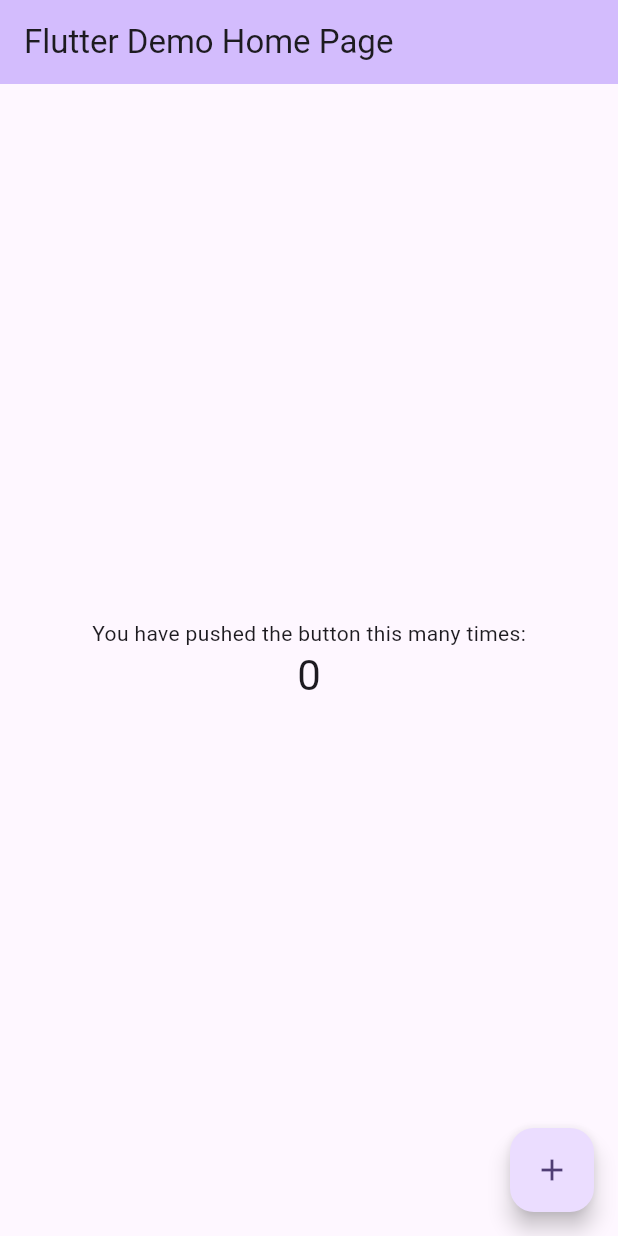
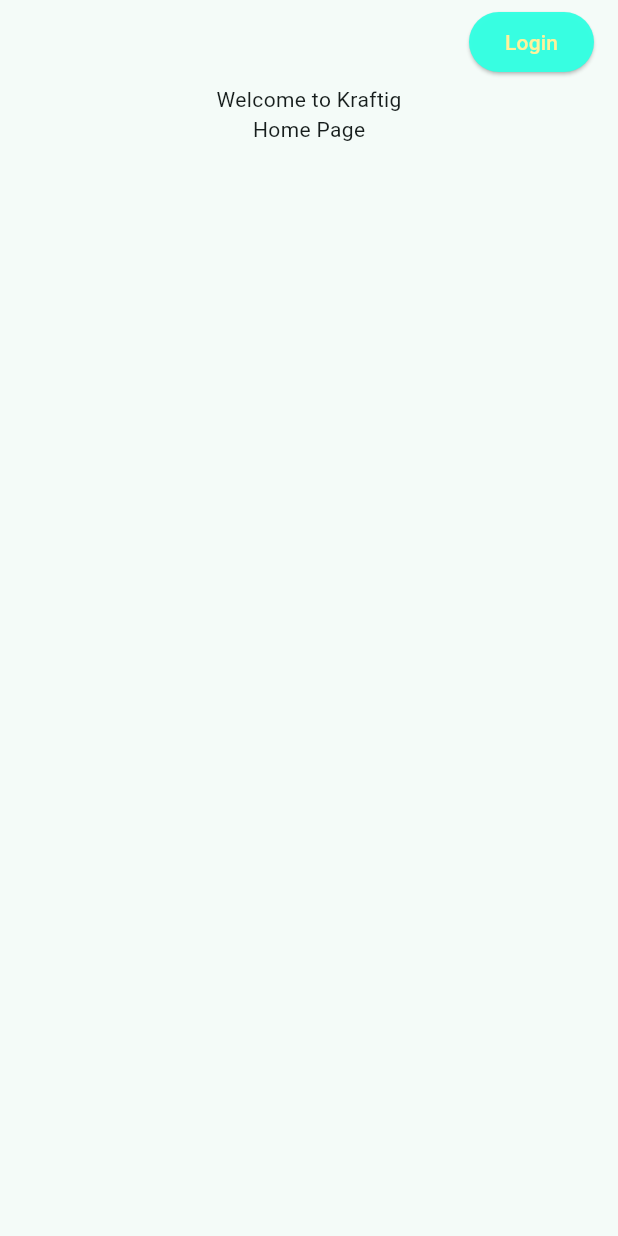
Before and after one commit to aibar-pro/Kraftig, a Flutter app: the screen it shows after launch, on a phone screen of 412 x 824 dp. Run offline on Flutter 3.47's test engine with Material 3 defaults, Android fonts, the phone set to English and light mode, and no system bars.

Commit message:
Added login view

```diff
--- a/lib/main.dart
+++ b/lib/main.dart
@@ -1,4 +1,7 @@
 import 'package:flutter/material.dart';
+
+import 'views/home_view.dart';
+import 'views/login_view.dart';
 
 void main() {
   runApp(const MyApp());
@@ -7,119 +10,18 @@ void main() {
 class MyApp extends StatelessWidget {
   const MyApp({super.key});
 
-  // This widget is the root of your application.
   @override
   Widget build(BuildContext context) {
     return MaterialApp(
       title: 'Flutter Demo',
       theme: ThemeData(
-        // This is the theme of your application.
-        //
-        // TRY THIS: Try running your application with "flutter run". You'll see
-        // the application has a purple toolbar. Then, without quitting the app,
-        // try changing the seedColor in the colorScheme below to Colors.green
-        // and then invoke "hot reload" (save your changes or press the "hot
-        // reload" button in a Flutter-supported IDE, or press "r" if you used
-        // the command line to start the app).
-        //
-        // Notice that the counter didn't reset back to zero; the application
-        // state is not lost during the reload. To reset the state, use hot
-        // restart instead.
-        //
-        // This works for code too, not just values: Most code changes can be
-        // tested with just a hot reload.
-        colorScheme: ColorScheme.fromSeed(seedColor: Colors.deepPurple),
+        colorScheme: ColorScheme.fromSeed(seedColor: Colors.teal),
         useMaterial3: true,
       ),
-      home: const MyHomePage(title: 'Flutter Demo Home Page'),
+      home: HomeView(),
+      routes: {
+        '/login':(context) => LoginView()
+      },
     );
   }
 }
-
-class MyHomePage extends StatefulWidget {
-  const MyHomePage({super.key, required this.title});
-
-  // This widget is the home page of your application. It is stateful, meaning
-  // that it has a State object (defined below) that contains fields that affect
-  // how it looks.
-
-  // This class is the configuration for the state. It holds the values (in this
-  // case the title) provided by the parent (in this case the App widget) and
-  // used by the build method of the State. Fields in a Widget subclass are
-  // always marked "final".
-
-  final String title;
-
-  @override
-  State<MyHomePage> createState() => _MyHomePageState();
-}
-
-class _MyHomePageState extends State<MyHomePage> {
-  int _counter = 0;
-
-  void _incrementCounter() {
-    setState(() {
-      // This call to setState tells the Flutter framework that something has
-      // changed in this State, which causes it to rerun the build method below
-      // so that the display can reflect the updated values. If we changed
-      // _counter without calling setState(), then the build method would not be
-      // called again, and so nothing would appear to happen.
-      _counter++;
-    });
-  }
-
-  @override
-  Widget build(BuildContext context) {
-    // This method is rerun every time setState is called, for instance as done
-    // by the _incrementCounter method above.
-    //
-    // The Flutter framework has been optimized to make rerunning build methods
-    // fast, so that you can just rebuild anything that needs updating rather
-    // than having to individually change instances of widgets.
-    return Scaffold(
-      appBar: AppBar(
-        // TRY THIS: Try changing the color here to a specific color (to
-        // Colors.amber, perhaps?) and trigger a hot reload to see the AppBar
-        // change color while the other colors stay the same.
-        backgroundColor: Theme.of(context).colorScheme.inversePrimary,
-        // Here we take the value from the MyHomePage object that was created by
-        // the App.build method, and use it to set our appbar title.
-        title: Text(widget.title),
-      ),
-      body: Center(
-        // Center is a layout widget. It takes a single child and positions it
-        // in the middle of the parent.
-        child: Column(
-          // Column is also a layout widget. It takes a list of children and
-          // arranges them vertically. By default, it sizes itself to fit its
-          // children horizontally, and tries to be as tall as its parent.
-          //
-          // Column has various properties to control how it sizes itself and
-          // how it positions its children. Here we use mainAxisAlignment to
-          // center the children vertically; the main axis here is the vertical
-          // axis because Columns are vertical (the cross axis would be
-          // horizontal).
-          //
-          // TRY THIS: Invoke "debug painting" (choose the "Toggle Debug Paint"
-          // action in the IDE, or press "p" in the console), to see the
-          // wireframe for each widget.
-          mainAxisAlignment: MainAxisAlignment.center,
-          children: <Widget>[
-            const Text(
-              'You have pushed the button this many times:',
-            ),
-            Text(
-              '$_counter',
-              style: Theme.of(context).textTheme.headlineMedium,
-            ),
-          ],
-        ),
-      ),
-      floatingActionButton: FloatingActionButton(
-        onPressed: _incrementCounter,
-        tooltip: 'Increment',
-        child: const Icon(Icons.add),
-      ), // This trailing comma makes auto-formatting nicer for build methods.
-    );
-  }
-}
--- /dev/null
+++ b/lib/view_models/home_view_model.dart
@@ -0,0 +1,5 @@
+import 'package:flutter/material.dart';
+
+class HomeViewModel extends ChangeNotifier {
+
+}
--- a/lib/view_models/login_view_model.dart
+++ b/lib/view_models/login_view_model.dart
@@ -13,4 +13,8 @@ class LoginViewModel extends ChangeNotifier {
     _password = password;
     notifyListeners();
   }
+
+  Future<bool> login() async {
+    return _email == 'user@example.com' && _password == 'password123';
+  }
 }
--- /dev/null
+++ b/lib/views/home_view.dart
@@ -0,0 +1,49 @@
+import 'package:flutter/material.dart';
+import 'package:kraftig/view_models/home_view_model.dart';
+import 'package:provider/provider.dart';
+
+class HomeView extends StatelessWidget {
+  @override
+  Widget build(BuildContext context) {
+    return ChangeNotifierProvider<HomeViewModel>(
+      create: (_) => HomeViewModel(),
+      child:  Consumer<HomeViewModel>(
+        builder: (context, model, child) => Scaffold(
+          appBar: AppBar(
+            title:
+              Row(
+                mainAxisAlignment: MainAxisAlignment.end,
+                children: [
+                  ElevatedButton(
+                      onPressed: () {
+                        print('Login button pressed');
+                        Navigator.pushNamed(context, '/login');
+                      },
+                      child: Text('Login'),
+                      style: ElevatedButton.styleFrom(
+                        foregroundColor: Color(0xFFfff19b),
+                        backgroundColor: Color(0xFA35FFE2))
+                    ),
+              ],
+            )
+          ),
+          body: Center(
+            child: SafeArea(
+              child: Column(
+                children: <Widget>[
+                  Title(
+                    color: Colors.black,
+                    child:
+                      Text('Welcome to Kraftig')
+                  ),
+                  Text('Home Page'),
+                ],
+              ),
+            )
+
+          ),
+        ),
+      ),
+    );
+  }
+}
```
Also changed, not shown: lib/views/login_screen.dart (deleted, +0 -38 lines), lib/views/login_view.dart (added, +49 -0 lines).
